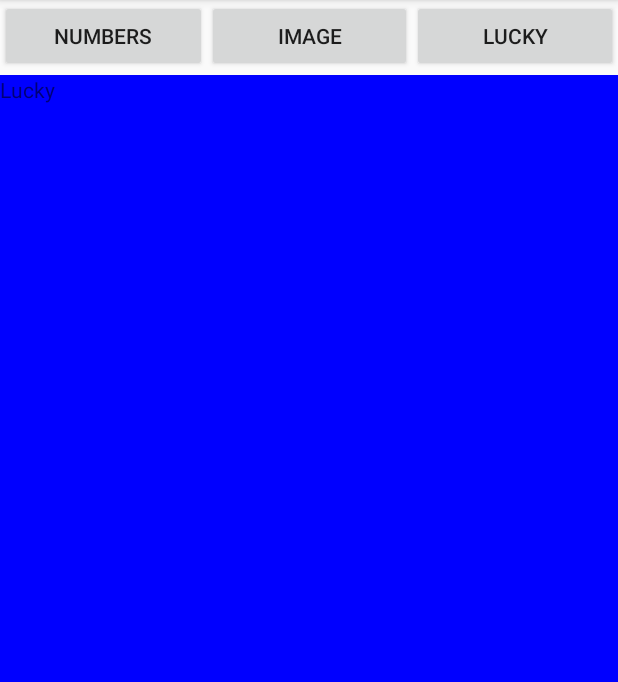
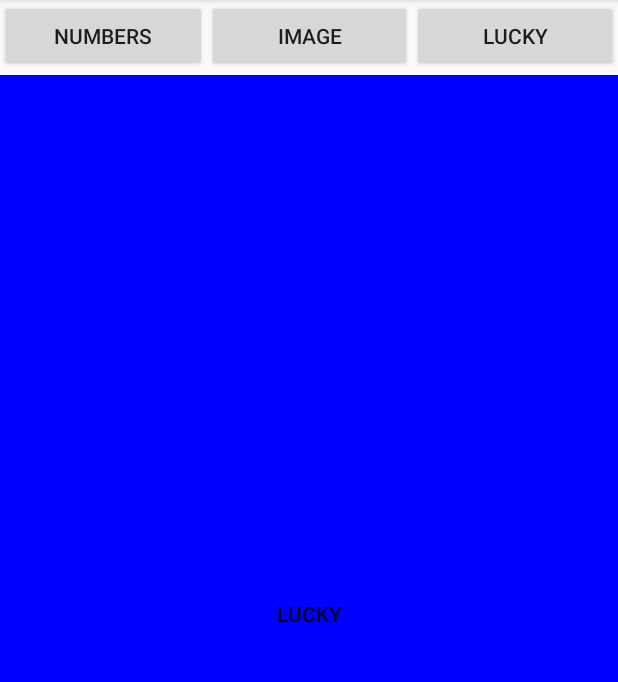
Before and after one commit to WLX-happiness/chachago, an Android app: the screen it shows after launch (MainActivity), after a tap on "LUCKY", on a phone screen of 412 x 824 dp, the part 84-766 px from its top. Run offline under Robolectric (Android 15) with nearby library versions, the phone set to English and light mode, and no system bars.

```diff
--- a/app/src/main/AndroidManifest.xml
+++ b/app/src/main/AndroidManifest.xml
@@ -22,6 +22,9 @@
         <activity
             android:name=".NickNameActivity"
             android:parentActivityName=".MainActivity" />
+        <activity
+            android:name=".TarotActivity"
+            android:parentActivityName=".MainActivity" />
     </application>
 
 </manifest>
--- a/app/src/main/java/com/frag/q/frag/Fragment/FragmentC.java
+++ b/app/src/main/java/com/frag/q/frag/Fragment/FragmentC.java
@@ -1,16 +1,32 @@
 package com.frag.q.frag.Fragment;
 
+import android.content.Intent;
 import android.os.Bundle;
 import android.support.v4.app.Fragment;
 import android.view.LayoutInflater;
 import android.view.View;
 import android.view.ViewGroup;
+import android.widget.Button;
 
 import com.frag.q.frag.R;
+import com.frag.q.frag.TarotActivity;
 
 public class FragmentC extends Fragment {
+
+    Button btn_tarot;
+
     @Override
     public View onCreateView(LayoutInflater inflater, ViewGroup container, Bundle savedInstanceState){
-        return inflater.inflate(R.layout.fragment_c, container, false);
+        View v = inflater.inflate(R.layout.fragment_c, container, false);
+
+        btn_tarot = (Button) v.findViewById(R.id.btn_tarot);
+        btn_tarot.setOnClickListener(new View.OnClickListener() {
+            @Override
+            public void onClick(View view) {
+                Intent intent = new Intent(getActivity(), TarotActivity.class);
+                startActivityForResult(intent, 100);
+            }
+        });
+        return v;
     }
 }
--- a/app/src/main/java/com/frag/q/frag/MainActivity.java
+++ b/app/src/main/java/com/frag/q/frag/MainActivity.java
@@ -16,24 +16,10 @@ import com.frag.q.frag.Fragment.FragmentC;
 
 public class MainActivity extends AppCompatActivity {
 
-    Button btn_1;
-
     @Override
     protected void onCreate(Bundle savedInstanceState) {
         super.onCreate(savedInstanceState);
         setContentView(R.layout.activity_main);
-//
-//        btn_1 = (Button) findViewById(R.id.btn1);
-//
-//        btn_1.setOnClickListener(new View.OnClickListener() {
-//            @Override
-//            public void onClick(View v) {
-//
-//                Intent intent = new Intent(getApplicationContext(), NameActivity.class);
-//                startActivity(intent);
-//
-//            }
-//        });
 
         if(findViewById(R.id.fragment_container) != null){
 
--- a/app/src/main/java/com/frag/q/frag/NameActivity.java
+++ b/app/src/main/java/com/frag/q/frag/NameActivity.java
@@ -25,8 +25,6 @@ public class NameActivity extends AppCompatActivity {
     protected void onCreate(Bundle savedInstanceState) {
         super.onCreate(savedInstanceState);
         setContentView(R.layout.activity_name);
-
-
 
         // Set RecyclerView
         recyclerView = findViewById(R.id.name_recyclerView);
--- a/app/src/main/res/layout/fragment_c.xml
+++ b/app/src/main/res/layout/fragment_c.xml
@@ -3,8 +3,8 @@
     xmlns:android="http://schemas.android.com/apk/res/android" android:layout_width="match_parent"
     android:layout_height="match_parent">
 
-    <TextView
-        android:id="@+id/textView2"
+    <Button
+        android:id="@+id/btn_tarot"
         android:layout_width="match_parent"
         android:layout_height="match_parent"
         android:text="Lucky"
```
Also changed, not shown: 255 other files.
